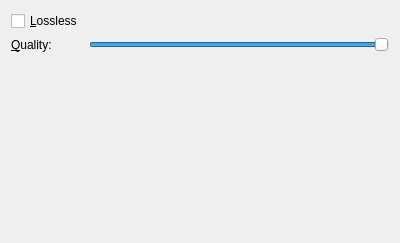
Above: plugins/impex/heif/WdgHeifExport.ui from KDE/krita before the change. Below: the same form after it.
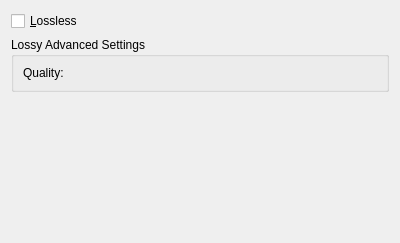
That is the form after the change. Custom widgets are drawn as their Qt base class.

Commit message:
Make small usability fixes to the HEIF export dialogue.
This includes putting the quality slider in a groupbox, so it is
more obvious it is related to the lossy toggle, and making the
slider a doublespinbox slider so people can rightclick it.

Diff of the .ui file:
```diff
--- a/plugins/impex/heif/WdgHeifExport.ui
+++ b/plugins/impex/heif/WdgHeifExport.ui
@@ -10,8 +10,8 @@
     <height>243</height>
    </rect>
   </property>
-  <layout class="QFormLayout" name="formLayout">
-   <item row="0" column="0">
+  <layout class="QVBoxLayout" name="verticalLayout">
+   <item>
     <widget class="QCheckBox" name="chkLossless">
      <property name="sizePolicy">
       <sizepolicy hsizetype="MinimumExpanding" vsizetype="Minimum">
@@ -30,30 +30,33 @@
      </property>
     </widget>
    </item>
-   <item row="1" column="0">
-    <widget class="QLabel" name="label">
-     <property name="text">
-      <string>&amp;Quality:</string>
+   <item>
+    <widget class="QGroupBox" name="lossySettings">
+     <property name="title">
+      <string>Lossy Advanced Settings</string>
      </property>
-     <property name="buddy">
-      <cstring>sliderQuality</cstring>
-     </property>
+     <layout class="QFormLayout" name="formLayout">
+      <item row="0" column="0">
+       <widget class="QLabel" name="qualityLabel">
+        <property name="text">
+         <string>Quality:</string>
+        </property>
+       </widget>
+      </item>
+      <item row="0" column="1">
+       <widget class="KisDoubleSliderSpinBox" name="sliderQuality" native="true">
+        <property name="sizePolicy">
+         <sizepolicy hsizetype="MinimumExpanding" vsizetype="Preferred">
+          <horstretch>0</horstretch>
+          <verstretch>0</verstretch>
+         </sizepolicy>
+        </property>
+       </widget>
+      </item>
+     </layout>
     </widget>
    </item>
-   <item row="1" column="1">
-    <widget class="QSlider" name="sliderQuality">
-     <property name="maximum">
-      <number>100</number>
-     </property>
-     <property name="value">
-      <number>100</number>
-     </property>
-     <property name="orientation">
-      <enum>Qt::Horizontal</enum>
-     </property>
-    </widget>
-   </item>
-   <item row="2" column="0" colspan="2">
+   <item>
     <spacer name="verticalSpacer">
      <property name="orientation">
       <enum>Qt::Vertical</enum>
@@ -68,6 +71,14 @@
    </item>
   </layout>
  </widget>
+ <customwidgets>
+  <customwidget>
+   <class>KisDoubleSliderSpinBox</class>
+   <extends>QWidget</extends>
+   <header>kis_slider_spin_box.h</header>
+   <container>1</container>
+  </customwidget>
+ </customwidgets>
  <resources/>
  <connections/>
 </ui>
```
The commit also changes 2 other files.
